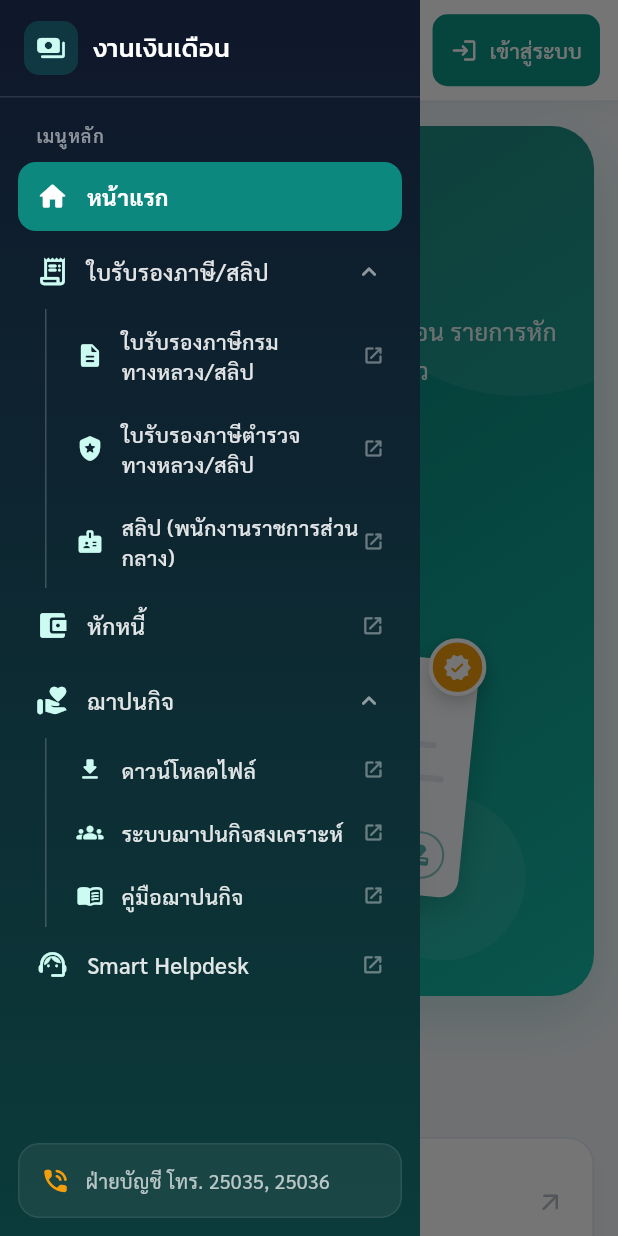
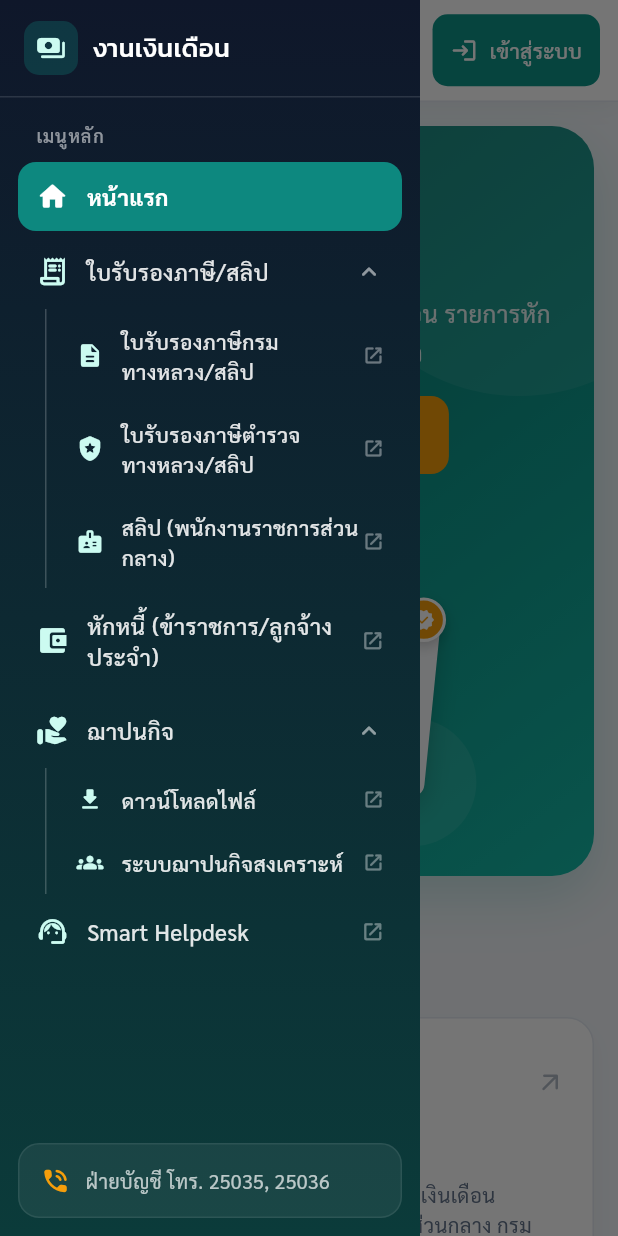
Before and after one commit to suchat-kl/sal, a Flutter app: the screen it shows after launch, after a tap on the "menu" icon, on a phone screen of 412 x 824 dp. Run offline on Flutter 3.47's test engine with Material 3 defaults, Android fonts, the phone set to English and light mode, and no system bars; our stand-ins replace shared_preferences.

Commit message:
feat(home): ปรับข้อความการ์ด ลดความสูงการ์ดหัว และเอาคู่มือฌาปนกิจออก
- หักหนี้ระบุ (ข้าราชการ/ลูกจ้างประจำ)
- ใบรับรองภาษีกรมทางหลวง/สลิป ระบุ ข้าราชการ/ลูกจ้างประจำ/พนักงานราชการส่วนกลาง
  ปุ่มในการ์ดหัวเป็น ใบรับรองภาษี/สลิป กรมทางหลวง
- การ์ดบริการแสดงข้อความครบไม่ตัดบรรทัด การ์ดในแถวเดียวกันสูงเท่ากัน
- เอาคู่มือฌาปนกิจออกทั้งเมนู การ์ด และปุ่มในส่วนผู้ใช้งานระบบ
- ลดความสูงการ์ดหัว (ขอบ 24 ภาพประกอบ 210)
- เทสต์การ์ดไม่ล้นที่จอ 720 และ 1000

Co-Authored-By: Claude Opus 5.5 <noreply@anthropic.com>

```diff
--- a/lib/config/menu_data.dart
+++ b/lib/config/menu_data.dart
@@ -28,7 +28,6 @@ class MenuData {
   MenuData._();
 
   static const String homeId = 'home';
-  static const String funeralManualUrl = 'https://sal.doh.go.th/sal/resources/images/Funeral.pdf';
   static const String helpdeskUrl = 'https://smhd.doh.go.th/login';
   static const String legacyLoginUrl = 'https://sal.doh.go.th/sal/';
 
@@ -44,14 +43,15 @@ class MenuData {
           title: 'ใบรับรองภาษีกรมทางหลวง/สลิป',
           icon: Icons.description_rounded,
           url: 'https://dbdoh.doh.go.th/yt/',
-          description: 'หนังสือรับรองการหักภาษี ณ ที่จ่าย และสลิปเงินเดือน ข้าราชการ/ลูกจ้าง กรมทางหลวง',
+          description: 'หนังสือรับรองการหักภาษี ณ ที่จ่าย และสลิปเงินเดือน ข้าราชการ/ลูกจ้างประจำ/พนักงานราชการส่วนกลาง กรมทางหลวง',
         ),
         MenuNode(
           id: 'tax-police',
           title: 'ใบรับรองภาษีตำรวจทางหลวง/สลิป',
           icon: Icons.local_police_rounded,
           url: 'https://dbdoh.doh.go.th/tax/',
-          description: 'หนังสือรับรองการหักภาษี ณ ที่จ่าย และสลิปเงินเดือน ตำรวจทางหลวง',
+          description:
+              'หนังสือรับรองการหักภาษี ณ ที่จ่าย และสลิปเงินเดือน ตำรวจทางหลวง',
         ),
         MenuNode(
           id: 'payroll-gov',
@@ -64,10 +64,10 @@ class MenuData {
     ),
     MenuNode(
       id: 'debt',
-      title: 'หักหนี้',
+      title: 'หักหนี้ (ข้าราชการ/ลูกจ้างประจำ)',
       icon: Icons.account_balance_wallet_rounded,
       url: 'https://dbdoh.doh.go.th/dp',
-      description: 'รายการหักหนี้จากเงินเดือน',
+      description: 'รายการหักหนี้จากเงินเดือน สำหรับข้าราชการและลูกจ้างประจำ',
     ),
     MenuNode(
       id: 'funeral',
@@ -86,15 +86,10 @@ class MenuData {
           title: 'ระบบฌาปนกิจสงเคราะห์',
           icon: Icons.groups_rounded,
           url: 'http://hr-app:7777/DohHrFfd/common/Login',
-          description: 'เข้าระบบฌาปนกิจสงเคราะห์ (ใช้ได้ภายในเครือข่ายกรมทางหลวง)',
+          description:
+              'เข้าระบบฌาปนกิจสงเคราะห์ (ใช้ได้ภายในเครือข่ายกรมทางหลวง)',
         ),
-        MenuNode(
-          id: 'funeral-manual',
-          title: 'คู่มือฌาปนกิจ',
-          icon: Icons.menu_book_rounded,
-          url: funeralManualUrl,
-          description: 'คู่มือการใช้งานระบบฌาปนกิจ (PDF)',
-        ),
+        // คู่มือฌาปนกิจ (Funeral.pdf) เอาออกทั้งเมนู การ์ด และปุ่ม ตามที่ผู้ใช้สั่ง
       ],
     ),
     MenuNode(
@@ -108,7 +103,7 @@ class MenuData {
 
   /// เมนูปลายทางทั้งหมด (ไม่รวมหน้าแรก) ใช้ทำการ์ดทางลัดในหน้าแรก
   static List<MenuNode> get shortcuts => [
-        for (final m in items)
-          if (m.isGroup) ...m.children else if (m.url != null) m,
-      ];
+    for (final m in items)
+      if (m.isGroup) ...m.children else if (m.url != null) m,
+  ];
 }
--- a/lib/screens/home_screen.dart
+++ b/lib/screens/home_screen.dart
@@ -90,11 +90,11 @@ class _Hero extends StatelessWidget {
             ],
           ),
         ),
-        const SizedBox(height: 16),
+        const SizedBox(height: 10),
         Text(
           'งานเงินเดือน',
           style: AppTheme.heading(
-            wide ? 46 : 34,
+            wide ? 40 : 32,
             color: Colors.white,
             weight: FontWeight.w700,
           ),
@@ -109,7 +109,7 @@ class _Hero extends StatelessWidget {
             height: 1.6,
           ),
         ),
-        const SizedBox(height: 22),
+        const SizedBox(height: 16),
         Wrap(
           spacing: 12,
           runSpacing: 10,
@@ -129,7 +129,7 @@ class _Hero extends StatelessWidget {
               onPressed: () => openLink(context, 'https://dbdoh.doh.go.th/yt/'),
               icon: const Icon(Icons.receipt_long_rounded),
               label: const Text(
-                'ใบรับรองภาษี/สลิป',
+                'ใบรับรองภาษี/สลิป กรมทางหลวง',
                 style: TextStyle(
                   fontFamily: AppTheme.bodyFont,
                   fontWeight: FontWeight.w700,
@@ -189,7 +189,10 @@ class _Hero extends StatelessWidget {
             ),
           ),
           Padding(
-            padding: EdgeInsets.all(wide ? 40 : 24),
+            // ลดความสูงการ์ดหัว: ขอบบน-ล่างเหลือ 24 และภาพประกอบเตี้ยลง
+            padding: wide
+                ? const EdgeInsets.symmetric(horizontal: 40, vertical: 24)
+                : const EdgeInsets.all(20),
             child: wide
                 ? Row(
                     children: [
@@ -198,7 +201,7 @@ class _Hero extends StatelessWidget {
                       const Expanded(
                         flex: 5,
                         child: SizedBox(
-                          height: 300,
+                          height: 210,
                           child: PayrollIllustration(),
                         ),
                       ),
@@ -208,8 +211,8 @@ class _Hero extends StatelessWidget {
                     crossAxisAlignment: CrossAxisAlignment.stretch,
                     children: [
                       text,
-                      const SizedBox(height: 24),
-                      const SizedBox(height: 220, child: PayrollIllustration()),
+                      const SizedBox(height: 16),
+                      const SizedBox(height: 170, child: PayrollIllustration()),
                     ],
                   ),
           ),
@@ -234,16 +237,29 @@ class _ShortcutGrid extends StatelessWidget {
         ? 2
         : 1;
     const gap = 16.0;
-    final cardWidth = (width - gap * (cols - 1)) / cols;
-    return Wrap(
-      spacing: gap,
-      runSpacing: gap,
+    final items = MenuData.shortcuts;
+    // จัดเป็นแถว แถวละ cols ใบ การ์ดในแถวเดียวกันสูงเท่าใบที่ข้อความยาวที่สุด
+    // ข้อความจึงแสดงครบทุกขนาดจอ ไม่ถูกตัดด้วย "…"
+    return Column(
       children: [
-        for (final m in MenuData.shortcuts)
-          SizedBox(
-            width: cardWidth,
-            child: _ShortcutCard(node: m),
+        for (var i = 0; i < items.length; i += cols) ...[
+          if (i > 0) const SizedBox(height: gap),
+          IntrinsicHeight(
+            child: Row(
+              crossAxisAlignment: CrossAxisAlignment.stretch,
+              children: [
+                for (var j = 0; j < cols; j++) ...[
+                  if (j > 0) const SizedBox(width: gap),
+                  Expanded(
+                    child: i + j < items.length
+                        ? _ShortcutCard(node: items[i + j])
+                        : const SizedBox.shrink(),
+                  ),
+                ],
+              ],
+            ),
           ),
+        ],
       ],
     );
   }
@@ -299,9 +315,8 @@ class _ShortcutCardState extends State<_ShortcutCard> {
             child: InkWell(
               borderRadius: BorderRadius.circular(18),
               onTap: () => openLink(context, m.url!),
-              // สูงเท่ากันทุกใบ: ชื่อไม่เกิน 2 บรรทัด คำอธิบายไม่เกิน 2 บรรทัด
+              // ไม่จำกัดความสูง: ความสูงของแถวมาจากการ์ดที่ข้อความยาวที่สุด (_ShortcutGrid)
               child: Container(
-                height: 196,
                 padding: const EdgeInsets.all(18),
                 child: Column(
                   crossAxisAlignment: CrossAxisAlignment.start,
@@ -343,15 +358,11 @@ class _ShortcutCardState extends State<_ShortcutCard> {
                     const SizedBox(height: 14),
                     Text(
                       m.title,
-                      maxLines: 2,
-                      overflow: TextOverflow.ellipsis,
                       style: AppTheme.heading(16, weight: FontWeight.w500),
                     ),
                     const SizedBox(height: 6),
                     Text(
                       m.description ?? '',
-                      maxLines: 2,
-                      overflow: TextOverflow.ellipsis,
                       style: const TextStyle(
                         fontFamily: AppTheme.bodyFont,
                         fontSize: 13.5,
@@ -386,17 +397,6 @@ class _InfoSections extends StatelessWidget {
       body:
           'เจ้าหน้าที่ฝ่ายบัญชีของแต่ละหน่วยงาน ใช้ดาวน์โหลดรายละเอียดการจ่ายเงิน และภาษีประจำปี '
           'ชื่อผู้ใช้งานใช้ค่าเดิม รหัสผ่านใช้เป็น ******** หลังจากเข้าระบบแล้วควรเปลี่ยนรหัสผ่านด้วย',
-      action: TextButton.icon(
-        onPressed: () => openLink(context, MenuData.funeralManualUrl),
-        icon: const Icon(Icons.menu_book_rounded, size: 18),
-        label: const Text(
-          'คู่มือฌาปนกิจ »',
-          style: TextStyle(
-            fontFamily: AppTheme.bodyFont,
-            fontWeight: FontWeight.w500,
-          ),
-        ),
-      ),
     );
     final help = _InfoCard(
       icon: Icons.support_agent_rounded,
@@ -443,7 +443,7 @@ class _InfoCard extends StatelessWidget {
   final String title;
   final String body;
   final List<(String, String)> contacts;
-  final Widget action;
+  final Widget? action;
 
   const _InfoCard({
     required this.icon,
@@ -451,7 +451,7 @@ class _InfoCard extends StatelessWidget {
     required this.iconBg,
     required this.title,
     required this.body,
-    required this.action,
+    this.action,
     this.contacts = const [],
   });
 
@@ -530,8 +530,7 @@ class _InfoCard extends StatelessWidget {
                 ],
               ),
             ),
-          const SizedBox(height: 12),
-          action,
+          if (action != null) ...[const SizedBox(height: 12), action!],
         ],
       ),
     );
```
Also changed, not shown: 2 other files.
